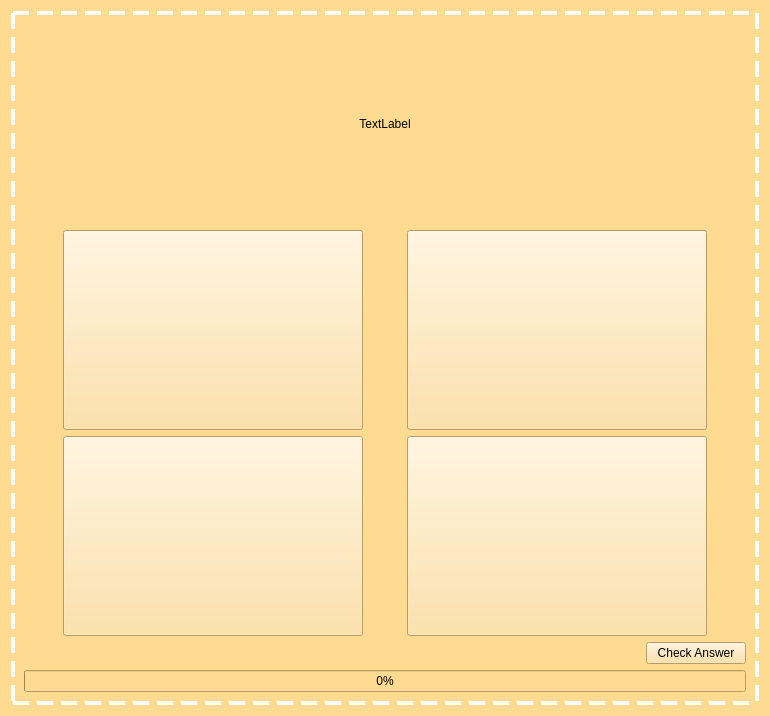
Qt form meaningfulsymbolismactivity.ui (zxjorge/EDApp) before a commit.
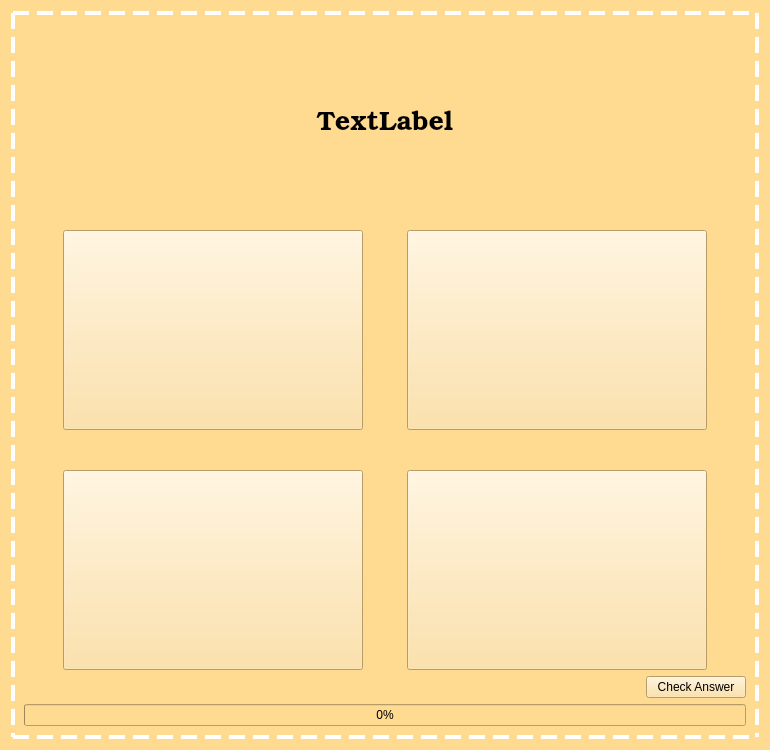
The same form after that commit.

Commit message: font fix and logo

```diff
--- a/meaningfulsymbolismactivity.ui
+++ b/meaningfulsymbolismactivity.ui
@@ -7,7 +7,7 @@
     <x>0</x>
     <y>0</y>
     <width>770</width>
-    <height>715</height>
+    <height>750</height>
    </rect>
   </property>
   <property name="windowTitle">
@@ -34,6 +34,14 @@
           <height>200</height>
          </size>
         </property>
+        <property name="font">
+         <font>
+          <family>Bookman Old Style</family>
+          <pointsize>20</pointsize>
+          <italic>false</italic>
+          <bold>false</bold>
+         </font>
+        </property>
         <property name="styleSheet">
          <string notr="true">font: 300 10pt &quot;Bookman Old Style&quot;;
 color: rgb(0, 0, 0);</string>
```
Left out of the diff: 2 changed lines with no effect on the pictures. The commit also changes 5 other files.
